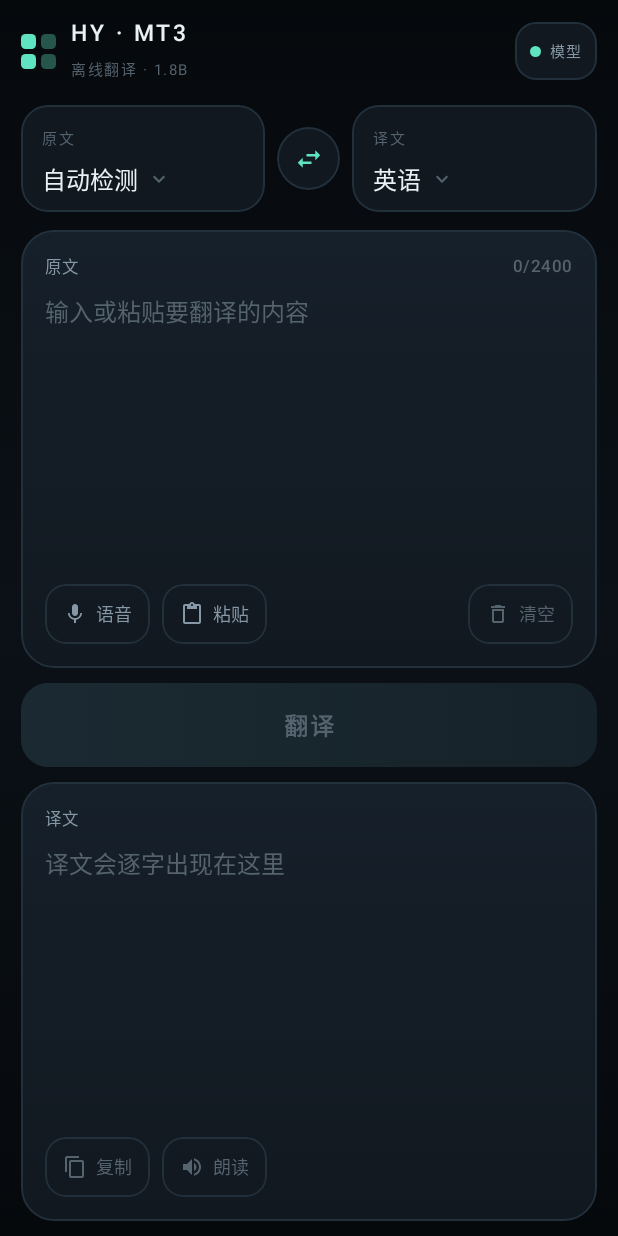
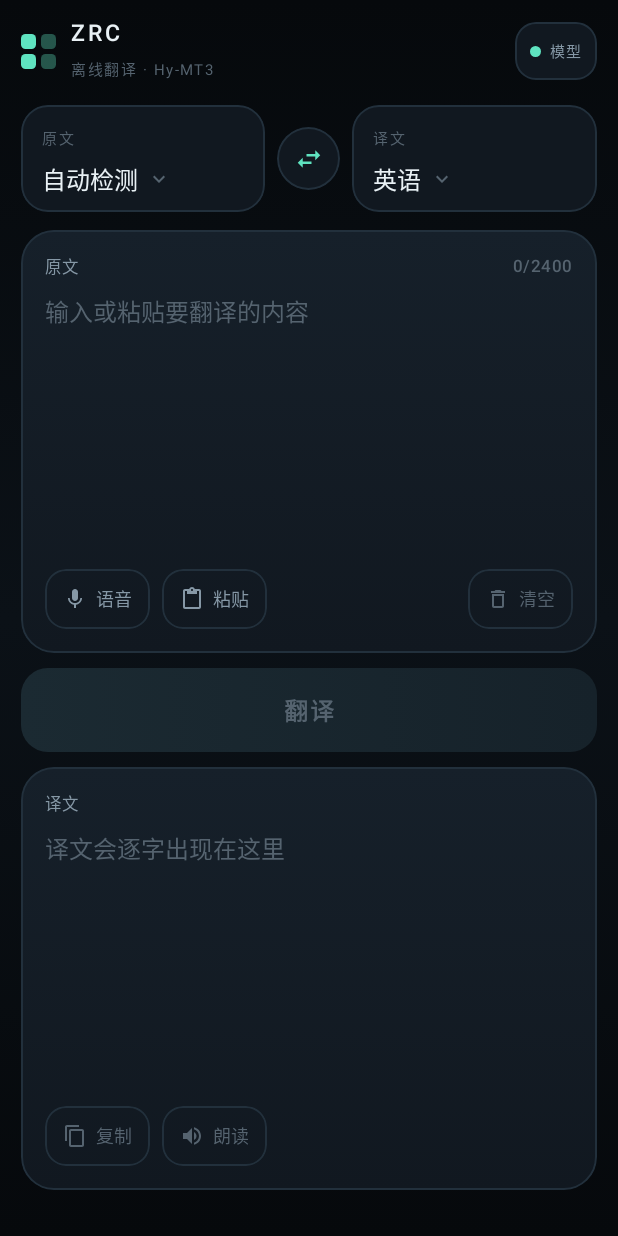
Before and after one commit to q563898754-ui/hymt3-translator, an Android app built with Jetpack Compose: the composable TranslateScreen shown on its own in the app's theme, on a phone screen of 412 x 824 dp. Run offline under Robolectric (Android 15) with nearby library versions, the phone set to English and light mode, and no system bars; pictures from the network do not load.

Commit message:
feat: 更名为 ZRC 翻译；修复输入法遮挡；细化语音合成诊断并提供设置入口

```diff
--- a/app/src/main/java/com/hymt/offline/ui/ModelSetupScreen.kt
+++ b/app/src/main/java/com/hymt/offline/ui/ModelSetupScreen.kt
@@ -85,7 +85,7 @@ fun ModelSetupScreen(
                 Spacer(Modifier.size(12.dp))
                 Column(Modifier.weight(1f)) {
                     Text(
-                        text = "HY · MT3",
+                        text = "ZRC",
                         style = MaterialTheme.typography.titleMedium,
                         letterSpacing = 2.sp
                     )
--- a/app/src/main/java/com/hymt/offline/ui/TranslateScreen.kt
+++ b/app/src/main/java/com/hymt/offline/ui/TranslateScreen.kt
@@ -14,7 +14,7 @@ import androidx.compose.foundation.layout.fillMaxHeight
 import androidx.compose.foundation.layout.fillMaxSize
 import androidx.compose.foundation.layout.fillMaxWidth
 import androidx.compose.foundation.layout.height
-import androidx.compose.foundation.layout.imePadding
+import androidx.compose.foundation.layout.isImeVisible
 import androidx.compose.foundation.layout.padding
 import androidx.compose.foundation.layout.safeDrawing
 import androidx.compose.foundation.layout.size
@@ -78,12 +78,14 @@ fun TranslateScreen(
             .background(Brush.verticalGradient(listOf(Bg, BgGlow, Bg)))
     ) {
         val wide = maxWidth >= 760.dp
+        // safeDrawing 已经包含输入法高度，这里只做读取，不再叠加 imePadding
+        val imeVisible = WindowInsets.isImeVisible
+        val panelHeight = ((maxHeight - 260.dp) / 2).coerceIn(150.dp, 360.dp)
 
         Column(
             Modifier
                 .fillMaxSize()
                 .windowInsetsPadding(WindowInsets.safeDrawing)
-                .imePadding()
                 .padding(horizontal = if (wide) 26.dp else 14.dp, vertical = 10.dp)
         ) {
             Header(state, onManageModel)
@@ -127,11 +129,18 @@ fun TranslateScreen(
                     )
                 }
             } else {
+                // 键盘弹出时整体可滚动，避免上下两个面板被压扁到看不见
+                Column(
+                    Modifier
+                        .weight(1f)
+                        .fillMaxWidth()
+                        .verticalScroll(rememberScrollState())
+                ) {
                     SourcePanel(
                         state = state,
                         modifier = Modifier
-                        .weight(1f)
-                        .fillMaxWidth(),
+                            .fillMaxWidth()
+                            .height(panelHeight),
                         onSourceChange = onSourceChange,
                         onMic = onMic,
                         onPaste = {
@@ -153,8 +162,8 @@ fun TranslateScreen(
                     ResultPanel(
                         state = state,
                         modifier = Modifier
-                        .weight(1f)
-                        .fillMaxWidth(),
+                            .fillMaxWidth()
+                            .height(panelHeight),
                         onCopy = {
                             if (state.output.isNotEmpty()) {
                                 clipboard.setText(AnnotatedString(state.output))
@@ -163,8 +172,9 @@ fun TranslateScreen(
                         onSpeak = onSpeak
                     )
                 }
+            }
 
-            if (state.history.isNotEmpty()) {
+            if (!imeVisible && state.history.isNotEmpty()) {
                 Spacer(Modifier.height(10.dp))
                 HistoryStrip(state.history, onHistory)
             }
@@ -179,14 +189,14 @@ private fun Header(state: UiState, onManageModel: () -> Unit) {
         Spacer(Modifier.width(10.dp))
         Column {
             Text(
-                text = "HY · MT3",
+                text = "ZRC",
                 color = TextMain,
                 fontSize = 15.sp,
                 fontWeight = FontWeight.SemiBold,
                 letterSpacing = 2.5.sp
             )
             Text(
-                text = "离线翻译 · 1.8B",
+                text = "离线翻译 · Hy-MT3",
                 color = TextFaint,
                 fontSize = 10.sp,
                 letterSpacing = 1.sp
--- a/app/src/main/res/values/strings.xml
+++ b/app/src/main/res/values/strings.xml
@@ -1,4 +1,4 @@
 <?xml version="1.0" encoding="utf-8"?>
 <resources>
-    <string name="app_name">Hy 翻译</string>
+    <string name="app_name">ZRC 翻译</string>
 </resources>
```
Also changed, not shown: app/src/main/java/com/hymt/offline/AppViewModel.kt (+15 -2 lines), app/src/main/java/com/hymt/offline/MainActivity.kt (+50 -0 lines), app/src/main/java/com/hymt/offline/speech/Speaker.kt (+62 -13 lines). Lines whose indentation alone changed are shown as unchanged.
